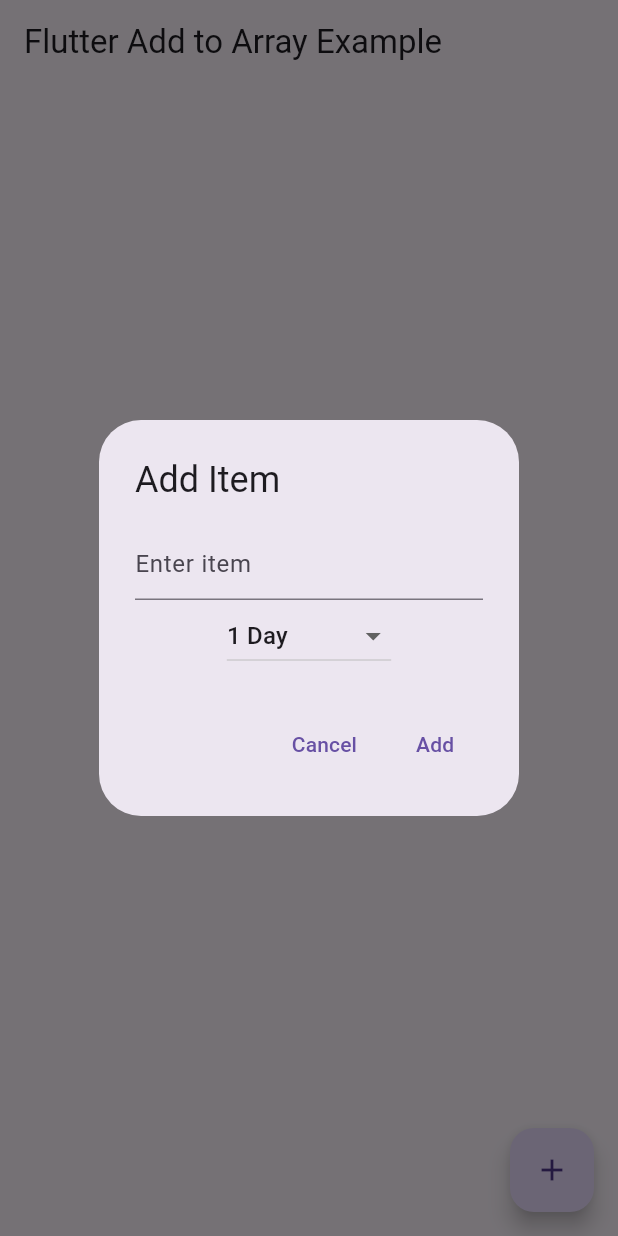
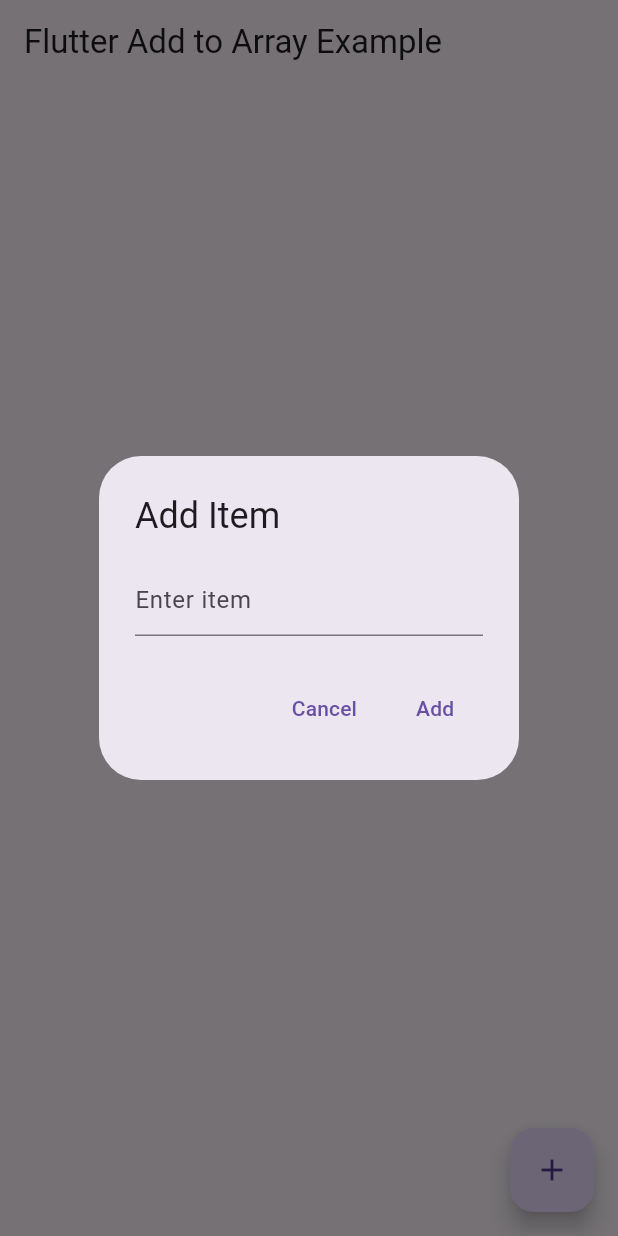
Before and after one commit to Resolution-Tracker/ResolutionTracker, a Flutter app: the screen it shows after launch, after a tap on the "add" icon, on a phone screen of 412 x 824 dp. Run offline on Flutter 3.47's test engine with Material 3 defaults, Android fonts, the phone set to English and light mode, and no system bars; our stand-ins replace shared_preferences.

Commit message:
made main work

```diff
--- a/lib/main.dart
+++ b/lib/main.dart
@@ -4,12 +4,15 @@ import 'timer_item.dart'; // Import the TimerItem model
 import 'package:shared_preferences/shared_preferences.dart';
 import 'dart:convert';
 
+
 void main() {
   runApp(const MyApp());
 }
 
+
 class MyApp extends StatelessWidget {
   const MyApp({super.key});
+
 
   @override
   Widget build(BuildContext context) {
@@ -19,15 +22,19 @@ class MyApp extends StatelessWidget {
   }
 }
 
+
 class HomePage extends StatefulWidget {
   const HomePage({super.key});
+
 
   @override
   _HomePageState createState() => _HomePageState();
 }
 
+
 class _HomePageState extends State<HomePage> {
   List<TimerItem> items = [];
+
 
   @override
   void initState() {
@@ -35,27 +42,33 @@ class _HomePageState extends State<HomePage> {
     loadItems();
   }
 
-  void addItem(String title, Duration duration) {
-    setState(() {
-      items.add(TimerItem(title: title, duration: duration));
-      saveItems();
-    });
-  }
 
   void loadItems() async {
     SharedPreferences prefs = await SharedPreferences.getInstance();
     String? itemsJson = prefs.getString('items');
-    List<dynamic> itemsList = jsonDecode(itemsJson);
-    setState(() {
-      items = itemsList.map((item) => TimerItem.fromMap(item)).toList();
-    });
+    if (itemsJson != null) {
+      List<dynamic> itemsList = jsonDecode(itemsJson);
+      setState(() {
+        items = itemsList.map((item) => TimerItem.fromMap(item)).toList();
+      });
     }
+  }
+
 
   void saveItems() async {
     SharedPreferences prefs = await SharedPreferences.getInstance();
     String itemsJson = jsonEncode(items.map((item) => item.toMap()).toList());
     await prefs.setString('items', itemsJson);
   }
+
+
+  void addItem(String title) {
+    setState(() {
+      items.add(TimerItem(title: title));
+      saveItems();
+    });
+  }
+
 
   void removeItem(int index) {
     setState(() {
@@ -64,10 +77,11 @@ class _HomePageState extends State<HomePage> {
     });
   }
 
+
   void _showAddItemDialog() {
     TextEditingController textFieldController = TextEditingController();
     String errorText = '';
-    Duration selectedDuration = const Duration(hours: 24); // Default to one day
+
 
     showDialog(
       context: context,
@@ -82,31 +96,6 @@ class _HomePageState extends State<HomePage> {
                   TextField(
                     controller: textFieldController,
                     decoration: const InputDecoration(hintText: "Enter item"),
-                  ),
-                  DropdownButton<Duration>(
-                    value: selectedDuration,
-                    onChanged: (Duration? newValue) {
-                      setState(() {
-                        selectedDuration = newValue!;
-                      });
-                    },
-                    items: <Duration>[
-                      const Duration(seconds: 10),
-                      const Duration(hours: 1),
-                      const Duration(days: 1),
-                      const Duration(days: 7)
-                    ].map<DropdownMenuItem<Duration>>((Duration value) {
-                      return DropdownMenuItem<Duration>(
-                        value: value,
-                        child: Text(value.inHours == 1
-                            ? '1 Hour'
-                            : value.inDays == 1
-                                ? '1 Day'
-                                : value.inSeconds == 10
-                                    ? '10 Seconds'
-                                    : '1 Wekk'),
-                      );
-                    }).toList(),
                   ),
                   if (errorText.isNotEmpty)
                     Text(
@@ -131,7 +120,7 @@ class _HomePageState extends State<HomePage> {
                         errorText = 'Item cannot be blank';
                       });
                     } else {
-                      addItem(newItem, selectedDuration);
+                      addItem(newItem);
                       textFieldController.clear();
                       Navigator.of(context).pop();
                     }
@@ -144,6 +133,7 @@ class _HomePageState extends State<HomePage> {
       },
     );
   }
+
 
   @override
   Widget build(BuildContext context) {
--- a/lib/timer_item.dart
+++ b/lib/timer_item.dart
@@ -5,19 +5,11 @@ class TimerItem {
   DateTime? lastResetDate;
   int streak;
   Set<DateTime> resetDates;
-  Duration countdownTimer;
-  List<int> streakColors = [
-  -1, -2, -2, -2, -2, -2, -2, -2, -2, -2,
-  -2, -2, -2, -2, -2, -2, -2, -2, -2, -2,
-  -2, -2, -2, -2, -2, -2, -2, -2, -2, -2,
-  -2, -2, -2, -2, -2, -2, -2, -2, -2, -2,
-  -2, -2, -2, -2, -2, -2, -2, -2, -2, ];
 
 
   TimerItem({
     required this.title,
     this.duration = const Duration(hours: 24),
-    this.countdownTimer = const Duration(hours: 24),
     this.endTime,
     this.lastResetDate,
     this.streak = 0,
@@ -29,7 +21,6 @@ class TimerItem {
     return TimerItem(
       title: map['title'],
       duration: Duration(seconds: map['duration']),
-      countdownTimer: Duration(seconds: map['duration']),
       endTime: map['endTime'] != null ? DateTime.parse(map['endTime']) : null,
       lastResetDate: map['lastResetDate'] != null ? DateTime.parse(map['lastResetDate']) : null,
       streak: map['streak'],
```
Also changed, not shown: lib/details_page.dart (+36 -18 lines), 7 other files.
